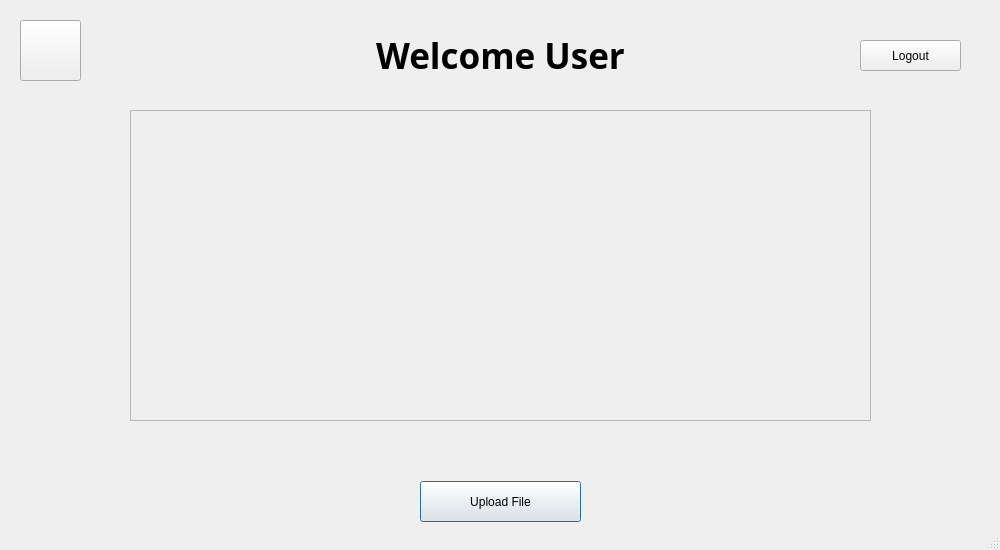
This is Main/client/gui/ui/user.ui in SuperName3102/Final-Project as Qt 5 draws it before an edit. The edited form follows.
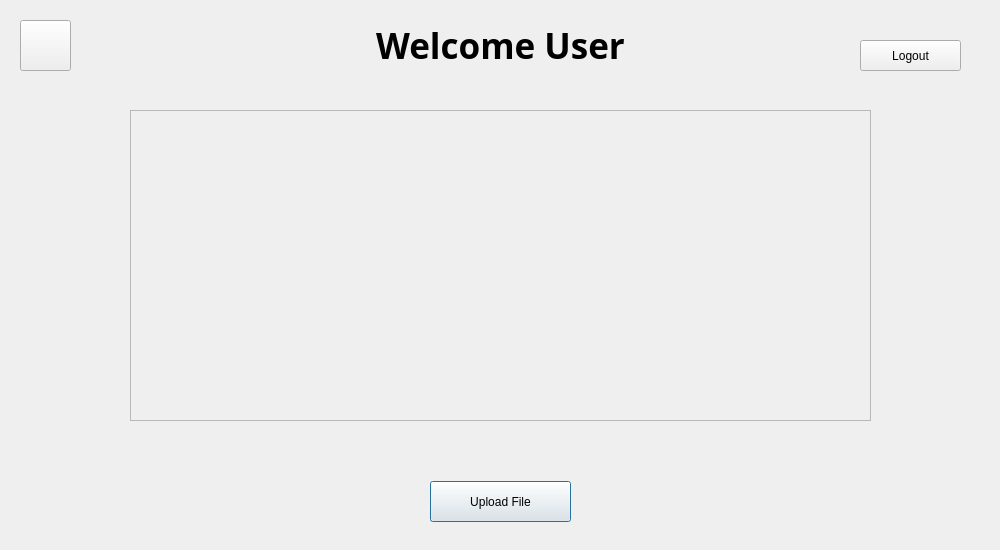
This is the edited form.

Commit message: fixed ui and added context menu

```diff
--- a/Main/client/gui/ui/user.ui
+++ b/Main/client/gui/ui/user.ui
@@ -19,8 +19,8 @@
      <rect>
       <x>20</x>
       <y>20</y>
-      <width>61</width>
-      <height>61</height>
+      <width>51</width>
+      <height>51</height>
      </rect>
     </property>
     <property name="text">
@@ -31,7 +31,7 @@
     <property name="geometry">
      <rect>
       <x>290</x>
-      <y>30</y>
+      <y>20</y>
       <width>421</width>
       <height>51</height>
      </rect>
@@ -97,9 +97,9 @@
    <widget class="QPushButton" name="upload_button">
     <property name="geometry">
      <rect>
-      <x>420</x>
+      <x>430</x>
       <y>481</y>
-      <width>161</width>
+      <width>141</width>
       <height>41</height>
      </rect>
     </property>
@@ -125,23 +125,7 @@
       <x>0</x>
       <y>440</y>
       <width>1001</width>
-      <height>41</height>
-     </rect>
-    </property>
-    <property name="text">
-     <string/>
-    </property>
-    <property name="alignment">
-     <set>Qt::AlignmentFlag::AlignCenter</set>
-    </property>
-   </widget>
-   <widget class="QLabel" name="error_message">
-    <property name="geometry">
-     <rect>
-      <x>0</x>
-      <y>430</y>
-      <width>1001</width>
-      <height>41</height>
+      <height>31</height>
      </rect>
     </property>
     <property name="text">
@@ -155,11 +139,16 @@
     <property name="geometry">
      <rect>
       <x>0</x>
-      <y>80</y>
+      <y>70</y>
       <width>1001</width>
-      <height>31</height>
+      <height>41</height>
      </rect>
     </property>
+    <property name="font">
+     <font>
+      <pointsize>11</pointsize>
+     </font>
+    </property>
     <property name="text">
      <string/>
     </property>
@@ -200,7 +189,6 @@
     </widget>
    </widget>
   </widget>
-  <widget class="QStatusBar" name="statusbar"/>
  </widget>
  <resources/>
  <connections/>
```
Left out of the diff: 2 changed lines with no effect on the pictures. The commit also changes 5 other files.
